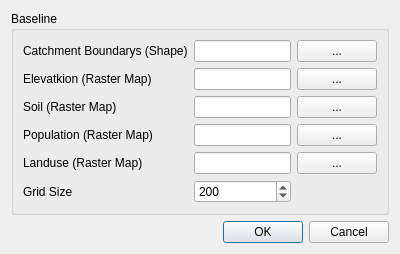
First picture: the form in src/p8baseline_gui.ui, repository iut-ibk/P8Modules, before the edit.
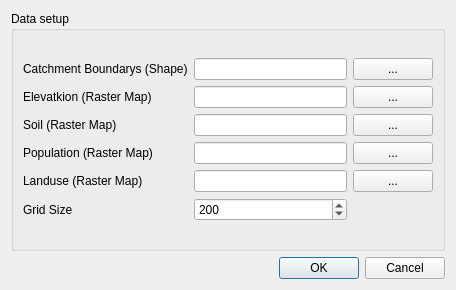
Second picture: the form after the edit.

What changed in the file:
```diff
--- a/src/p8baseline_gui.ui
+++ b/src/p8baseline_gui.ui
@@ -6,8 +6,8 @@
    <rect>
     <x>0</x>
     <y>0</y>
-    <width>400</width>
-    <height>249</height>
+    <width>456</width>
+    <height>290</height>
    </rect>
   </property>
   <property name="windowTitle">
@@ -19,7 +19,7 @@
      <item>
       <widget class="QGroupBox" name="groupBox">
        <property name="title">
-        <string>Baseline</string>
+        <string>Data setup</string>
        </property>
        <layout class="QGridLayout" name="gridLayout_2">
         <item row="0" column="0">
```
Left out of the diff: 2 changed lines with no effect on the pictures.
